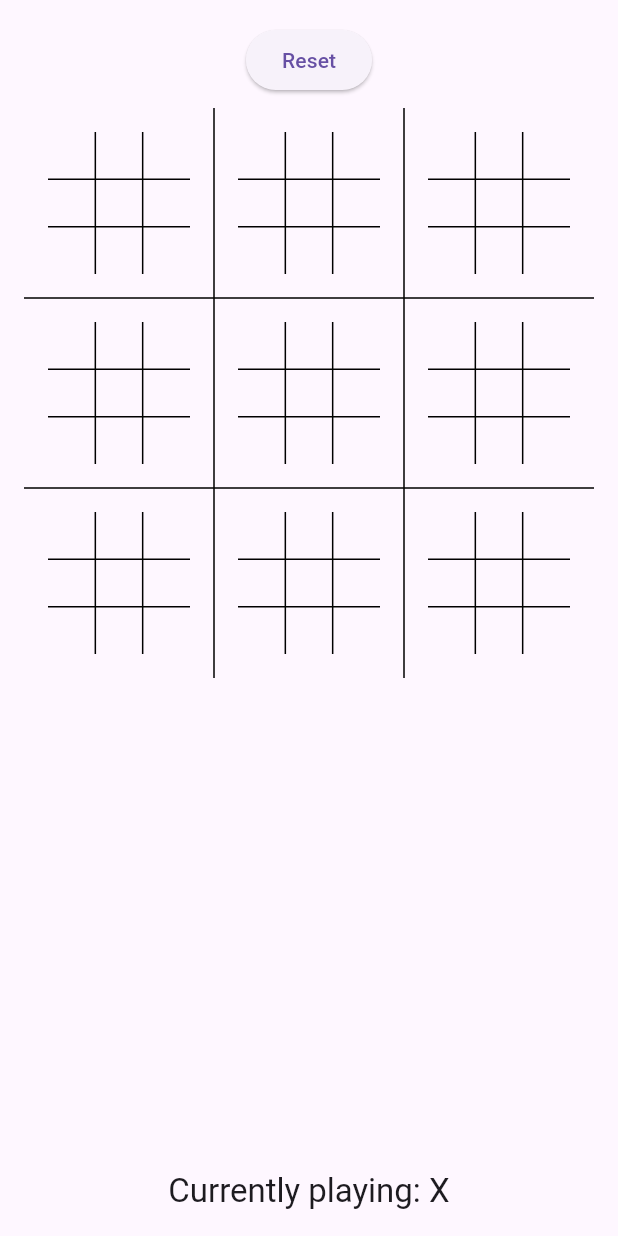
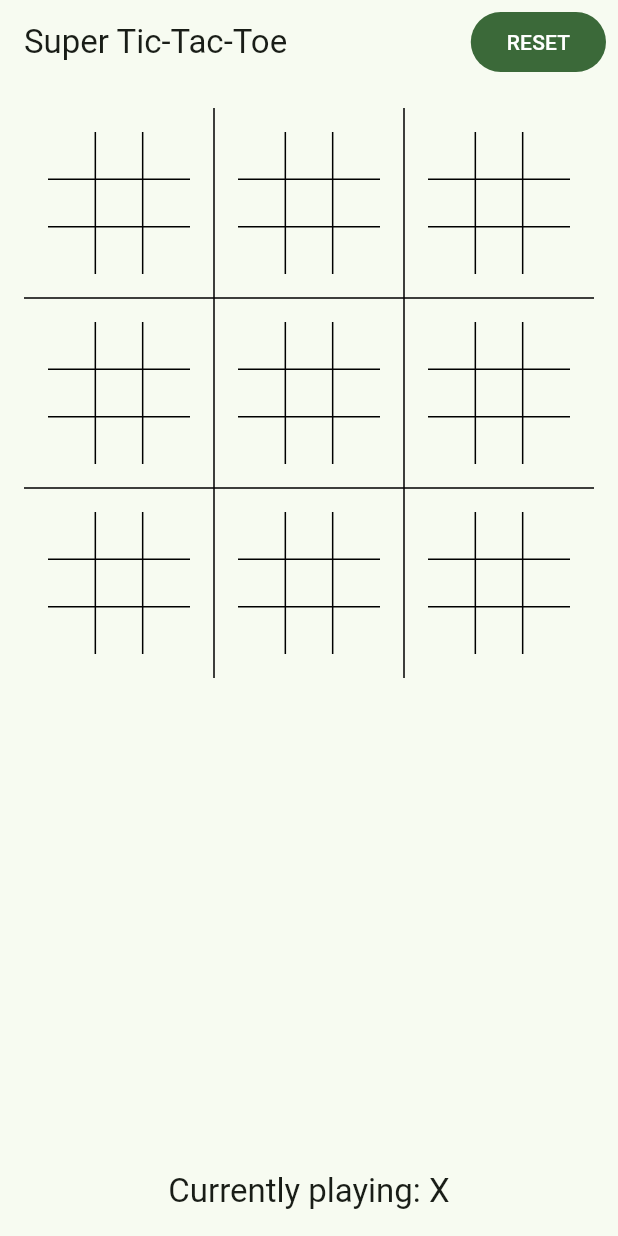
Before and after one commit to DYLERN/super_tictactoe, a Flutter app: the screen it shows after launch, on a phone screen of 412 x 824 dp. Run offline on Flutter 3.47's test engine with Material 3 defaults, Android fonts, the phone set to English and light mode, and no system bars; our stand-ins replace gap.

Commit message:
Added styling, moved reset button to appbar

```diff
--- a/lib/game_page.dart
+++ b/lib/game_page.dart
@@ -1,6 +1,4 @@
-import 'package:flutter/cupertino.dart';
 import 'package:flutter/material.dart';
-import 'package:flutter/widgets.dart';
 import 'package:gap/gap.dart';
 import 'package:super_tictactoe/game/super_tic_tac_toe.dart';
 import 'package:super_tictactoe/super_grid.dart';
@@ -18,16 +16,22 @@ class _GamePageState extends State<GamePage> {
   @override
   Widget build(BuildContext context) {
     return Scaffold(
+      appBar: AppBar(
+        title: const Text('Super Tic-Tac-Toe'),
+        centerTitle: false,
+        actions: [
+          FilledButton(
+            onPressed: () {},
+            child: const Text('RESET'),
+          ),
+          const Gap(8.0),
+        ],
+      ),
       body: Padding(
         padding: const EdgeInsets.all(16.0),
         child: Center(
           child: Column(
             children: [
-              ElevatedButton(
-                onPressed: () {},
-                child: const Text('Reset'),
-              ),
-              const Gap(8.0),
               Expanded(
                 child: SuperGrid(
                   game: game,
--- a/lib/main.dart
+++ b/lib/main.dart
@@ -15,8 +15,11 @@ class SuperTicTacToeApp extends StatefulWidget {
 class _SuperTicTacToeAppState extends State<SuperTicTacToeApp> {
   @override
   Widget build(BuildContext context) {
-    return const MaterialApp(
-      home: GamePage(),
+    return MaterialApp(
+      home: const GamePage(),
+      theme: ThemeData(
+        colorScheme: ColorScheme.fromSeed(seedColor: Colors.green),
+      ),
     );
   }
 }
```
